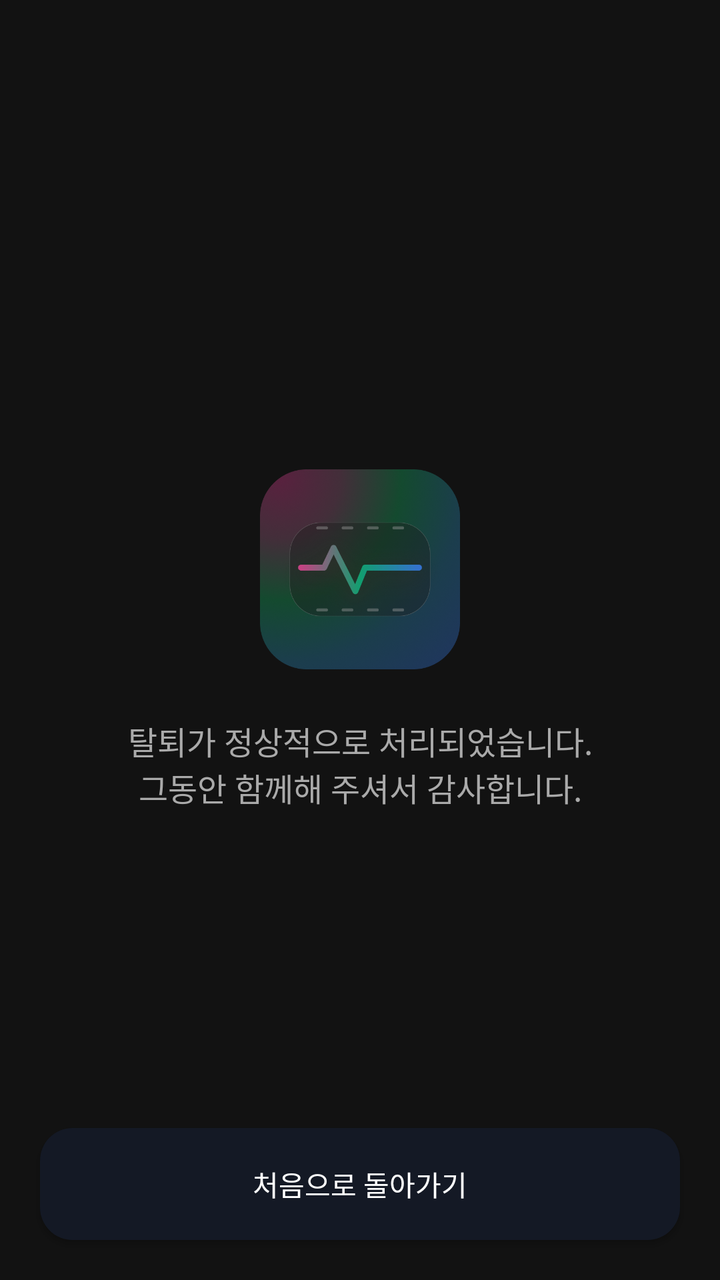
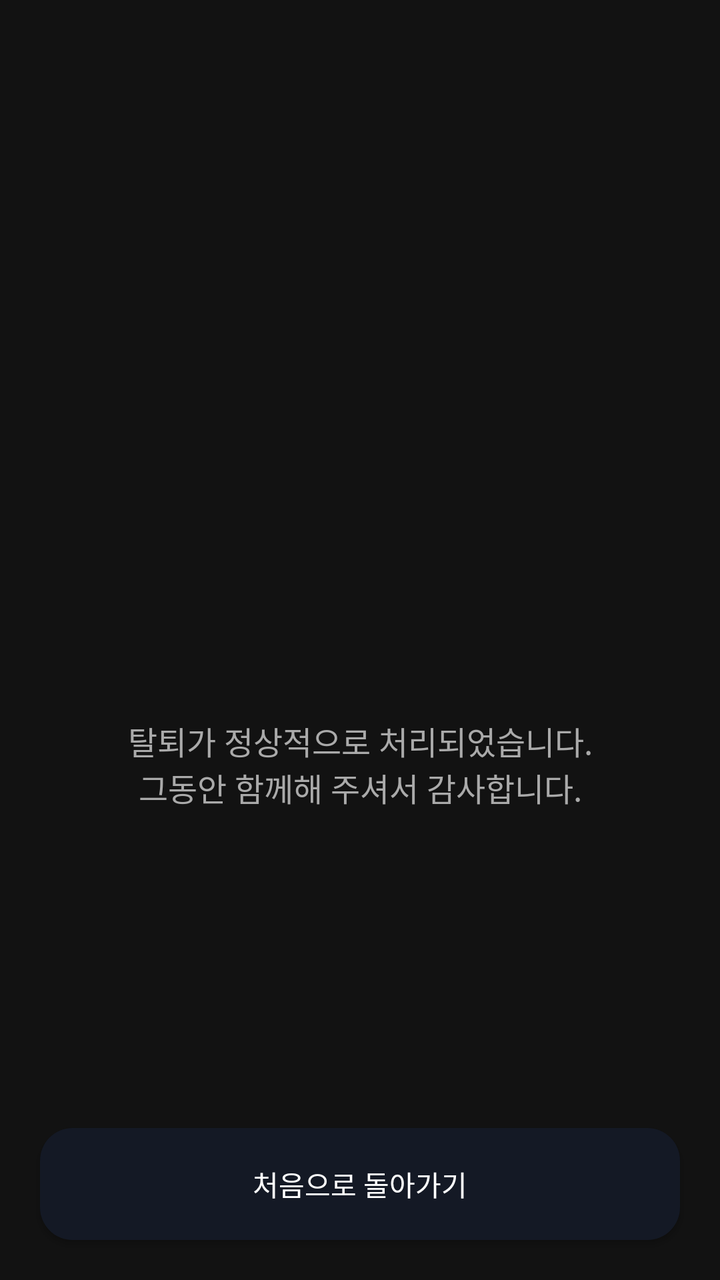

The first picture is an Android layout as it rendered before a commit; the second is the same layout after the commit. The layout source and the unified diff follow.
<!-- AndroidManifest.xml: activity theme Theme.AppCompat.Light.NoActionBar -->
<!-- res/layout/activity_delete_complete.xml -->
<?xml version="1.0" encoding="utf-8"?>
<androidx.constraintlayout.widget.ConstraintLayout xmlns:android="http://schemas.android.com/apk/res/android"
    xmlns:app="http://schemas.android.com/apk/res-auto"
    android:layout_width="match_parent"
    android:layout_height="match_parent"
    android:background="#121212">

    <ImageView
        android:id="@+id/iv_deleted"
        android:layout_width="100dp"
        android:layout_height="100dp"
        android:src="@drawable/ic_main"
        app:layout_constraintBottom_toTopOf="@+id/tv_msg"
        app:layout_constraintEnd_toEndOf="parent"
        app:layout_constraintStart_toStartOf="parent"
        app:layout_constraintTop_toTopOf="parent"
        app:layout_constraintVertical_chainStyle="packed"
        android:layout_marginBottom="24dp"/>

    <TextView
        android:id="@+id/tv_msg"
        android:layout_width="wrap_content"
        android:layout_height="wrap_content"
        android:text="탈퇴가 정상적으로 처리되었습니다.\n그동안 함께해 주셔서 감사합니다."
        android:textColor="#AAAAAA"
        android:textSize="16sp"
        android:gravity="center"
        app:layout_constraintBottom_toBottomOf="parent"
        app:layout_constraintEnd_toEndOf="parent"
        app:layout_constraintStart_toStartOf="parent"
        app:layout_constraintTop_toBottomOf="@+id/iv_deleted"/>

    <Button
        android:id="@+id/btn_go_home"
        android:layout_width="match_parent"
        android:layout_height="56dp"
        android:layout_margin="20dp"
        android:text="처음으로 돌아가기"
        android:textColor="#FFFFFF"
        android:background="@drawable/bg_rounded_navy"
        app:layout_constraintBottom_toBottomOf="parent"
        app:backgroundTint="@null"/>

</androidx.constraintlayout.widget.ConstraintLayout>
<!-- resources referenced by this layout -->
<resources>
  <!-- drawable bg_rounded_navy (drawable) -->
  <?xml version="1.0" encoding="utf-8"?>
  <shape xmlns:android="http://schemas.android.com/apk/res/android">
      <solid android:color="#141925"/> <corners android:radius="16.4dp"/>
  </shape>
  <!-- drawable ic_main: png bitmap (drawable, 189303 bytes) -->
</resources>

<!-- the commit's change to res/layout/activity_delete_complete.xml (unified diff, before → after) -->
@@ -9,7 +9,7 @@
         android:id="@+id/iv_deleted"
         android:layout_width="100dp"
         android:layout_height="100dp"
-        android:src="@drawable/ic_main"
+        android:src="@mipmap/app_icon"
         app:layout_constraintBottom_toTopOf="@+id/tv_msg"
         app:layout_constraintEnd_toEndOf="parent"
         app:layout_constraintStart_toStartOf="parent"
<!-- resource entries referenced after the edit -->
@@ -5,6 +5,6 @@
   <shape xmlns:android="http://schemas.android.com/apk/res/android">
       <solid android:color="#141925"/> <corners android:radius="16.4dp"/>
   </shape>
-  <!-- drawable ic_main: png bitmap (drawable, 189303 bytes) -->
+  <!-- mipmap app_icon: png bitmap (drawable, 44933 bytes) -->
 </resources>
 
